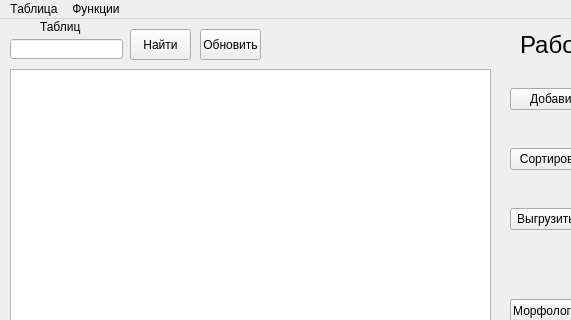
mosheadd/QtLang, file second_sep.ui: the form before one commit; both pictures show x 0 to 571 and y 0 to 320 of the 800 by 673 pixel window.
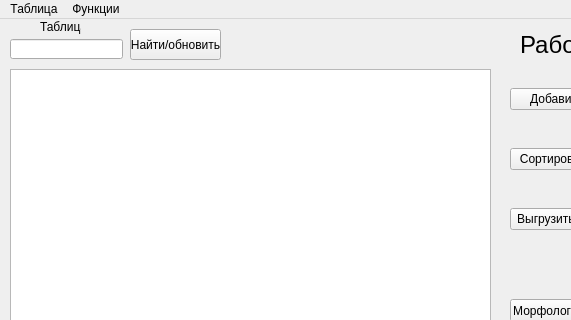
The form after the commit.

Commit message: Add loading language data in button

Patch:
```diff
--- a/second_sep.ui
+++ b/second_sep.ui
@@ -79,18 +79,18 @@
      <rect>
       <x>130</x>
       <y>10</y>
-      <width>61</width>
+      <width>91</width>
       <height>31</height>
      </rect>
     </property>
     <property name="text">
-     <string>Найти</string>
+     <string>Найти/обновить</string>
     </property>
    </widget>
    <widget class="QLabel" name="label_18">
     <property name="geometry">
      <rect>
-      <x>270</x>
+      <x>220</x>
       <y>10</y>
       <width>221</width>
       <height>31</height>
@@ -225,19 +225,6 @@
      <string>Морфологический анализ</string>
     </property>
    </widget>
-   <widget class="QPushButton" name="pushButton_9">
-    <property name="geometry">
-     <rect>
-      <x>200</x>
-      <y>10</y>
-      <width>61</width>
-      <height>31</height>
-     </rect>
-    </property>
-    <property name="text">
-     <string>Обновить</string>
-    </property>
-   </widget>
   </widget>
   <widget class="QMenuBar" name="menubar">
    <property name="geometry">
```
Left out of the diff: 7 changed lines with no effect on the pictures. The commit also changes 3 other files.
